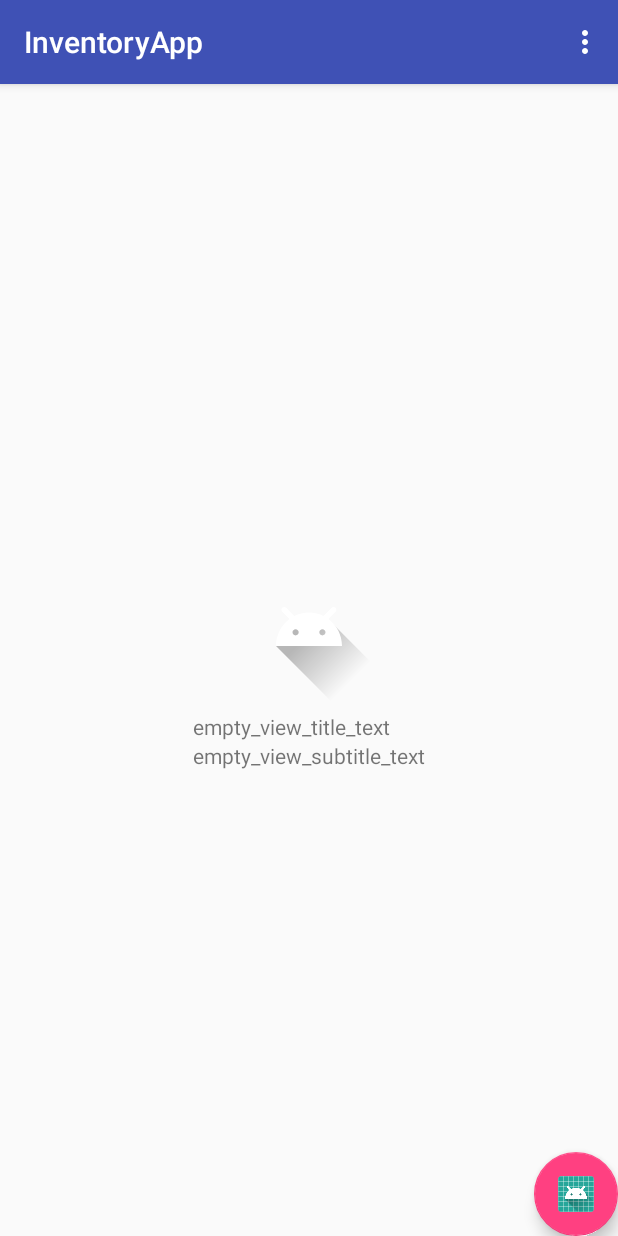
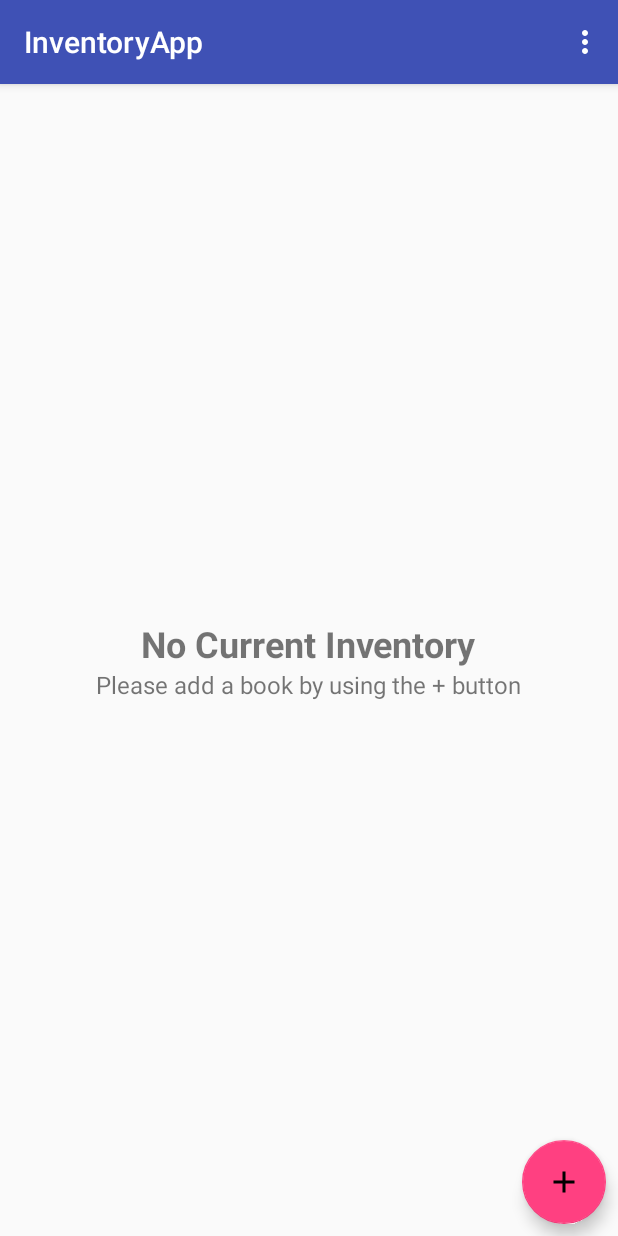
Before and after one commit to lenardmulholland/InventoryApp, an Android app: the screen it shows after launch (MainActivity), on a phone screen of 412 x 824 dp. Run offline under Robolectric (Android 15) with nearby library versions, the phone set to English and light mode, and no system bars.

Commit message:
Updated to include functioning sale button on MainActivity and added ability to delete all products

```diff
--- /dev/null
+++ b/app/src/main/res/drawable/ic_add_black_24dp.xml
@@ -0,0 +1,9 @@
+<vector xmlns:android="http://schemas.android.com/apk/res/android"
+        android:width="24dp"
+        android:height="24dp"
+        android:viewportWidth="24.0"
+        android:viewportHeight="24.0">
+    <path
+        android:fillColor="#FF000000"
+        android:pathData="M19,13h-6v6h-2v-6H5v-2h6V5h2v6h6v2z"/>
+</vector>
--- a/app/src/main/res/layout/activity_main.xml
+++ b/app/src/main/res/layout/activity_main.xml
@@ -9,7 +9,7 @@
     <ListView
         android:id="@+id/list"
         android:layout_width="match_parent"
-        android:layout_height="match_parent">
+        android:layout_height="match_parent" >
     </ListView>
 
     <RelativeLayout
@@ -18,26 +18,23 @@
         android:layout_height="wrap_content"
         android:layout_centerInParent="true">
 
-        <ImageView
-            android:id="@+id/empty_image"
-            android:layout_width="wrap_content"
-            android:layout_height="wrap_content"
-            android:layout_centerHorizontal="true"
-            android:src="@drawable/ic_launcher_foreground"/>
-
         <TextView
             android:id="@+id/empty_title_text"
             android:layout_width="wrap_content"
             android:layout_height="wrap_content"
-            android:layout_below="@+id/empty_image"
-            android:text="empty_view_title_text"/>
+            android:layout_centerHorizontal="true"
+            android:text="@string/empty_view_title"
+            android:textStyle="bold"
+            android:textSize="24sp"/>
 
         <TextView
             android:id="@+id/empty_subtitle_text"
             android:layout_width="wrap_content"
             android:layout_height="wrap_content"
+            android:layout_centerHorizontal="true"
             android:layout_below="@+id/empty_title_text"
-            android:text="empty_view_subtitle_text"/>
+            android:text="@string/empty_view_subtitle"
+            android:textSize="16sp"/>
 
     </RelativeLayout>
 
@@ -47,6 +44,7 @@
         android:layout_height="wrap_content"
         android:layout_alignParentBottom="true"
         android:layout_alignParentEnd="true"
-        android:src="@mipmap/ic_launcher_round" />
+        android:layout_margin="8dp"
+        android:src="@drawable/ic_add_black_24dp" />
 
 </RelativeLayout>
--- a/app/src/main/res/menu/menu_main.xml
+++ b/app/src/main/res/menu/menu_main.xml
@@ -9,4 +9,9 @@
         android:title="@string/insert_dummy_data"
         app:showAsAction="never" />
 
+    <item
+        android:id="@+id/action_delete_all_entries"
+        android:title="@string/delete_all_entries"
+        app:showAsAction="never" />
+
 </menu>
--- a/app/src/main/res/values/strings.xml
+++ b/app/src/main/res/values/strings.xml
@@ -24,8 +24,15 @@
     <string name="discard">Discard</string>
     <string name="keep_editing">Keep Editing</string>
     <string name="editor_delete_product_failed">Error deleting product</string>
-    <string name="editor_delete_product_successful">Product deleted</string>
-    <string name="delete_dialog_message">Delete this pet?</string>
+    <string name="editor_delete_product_successful">Book deleted</string>
+    <string name="delete_dialog_message">Delete this book?</string>
     <string name="delete">Delete</string>
     <string name="cancel">Cancel</string>
+    <string name="delete_all_entries">Delete All Books</string>
+    <string name="empty_view_title">No Current Inventory</string>
+    <string name="empty_view_subtitle">Please add a book by using the + button</string>
+    <string name="sale_button_text">Sale</string>
+    <string name="main_activity_product_price_label">Price: $</string>
+    <string name="main_activity_product_quantity_label">Available: </string>
+    <string name="quantity_change_inventory_empty">Book is no longer available. Please order more.</string>
 </resources>
```
Also changed, not shown: app/src/main/java/com/example/android/inventoryapp/EditorActivity.java (+10 -6 lines), app/src/main/java/com/example/android/inventoryapp/InventoryCursorAdapter.java (+56 -3 lines), app/src/main/java/com/example/android/inventoryapp/MainActivity.java (+31 -3 lines), app/src/main/res/drawable/ic_monetization_on_black_24dp.xml (added, +9 -0 lines), app/src/main/res/layout/activity_editor.xml (+19 -6 lines), app/src/main/res/layout/list_item.xml (+24 -7 lines).
